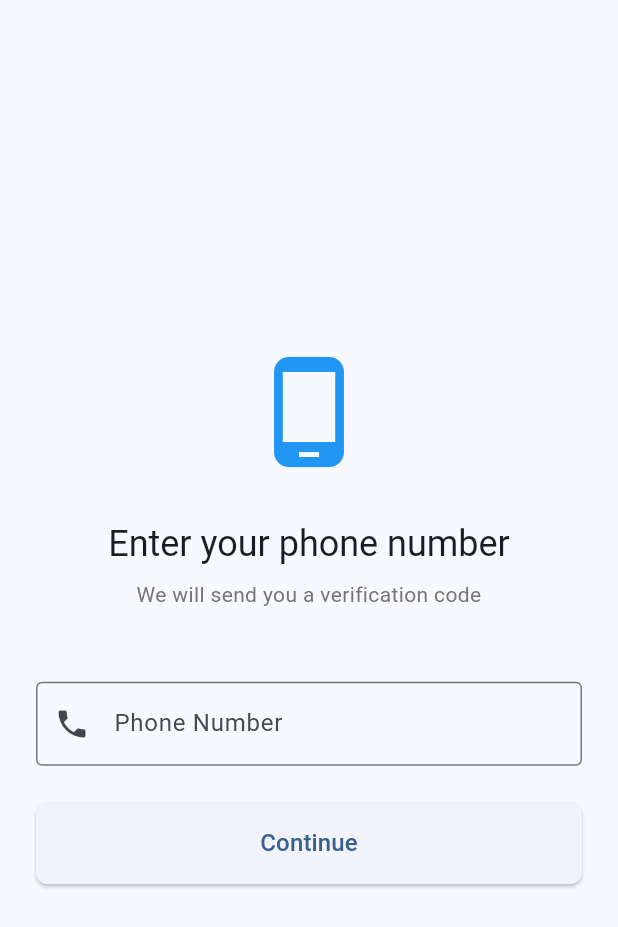
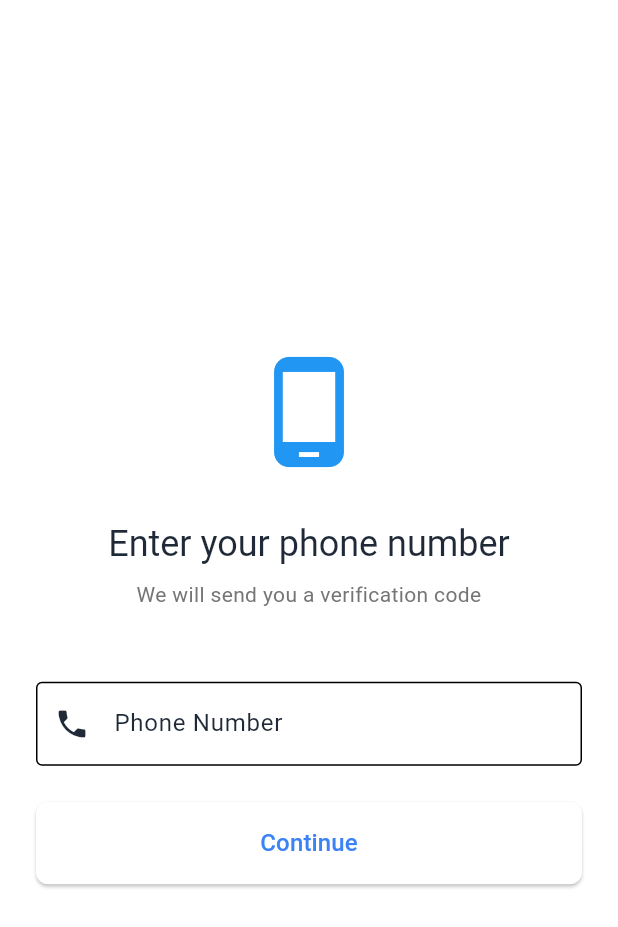
Before and after one commit to Cherkoz/flutter-app, a Flutter app: the screen it shows after launch, on a phone screen of 412 x 824 dp. Shown: the top 927 px of the screen. Run offline on Flutter 3.47's test engine with Material 3 defaults, Android fonts, the phone set to English and light mode, and no system bars; our stand-ins replace go_router, mask_text_input_formatter.

Commit message:
текст навбара

```diff
--- a/lib/main.dart
+++ b/lib/main.dart
@@ -16,7 +16,16 @@ class MyApp extends StatelessWidget {
     return MaterialApp.router(
       title: 'Flutter App',
       theme: ThemeData(
-        colorScheme: ColorScheme.fromSeed(seedColor: Colors.blue),
+        colorScheme: ColorScheme.light(
+          primary: const Color(0xFF3B82F6), // Ваш основной цвет (accent)
+          secondary: const Color(0xFF10B981), // Дополнительный цвет
+          tertiary: const Color(0xFF8B5CF6), // Третичный цвет
+          surface: Colors.white, // Цвет поверхностей (карточки, bottom sheets)
+          error: const Color(0xFFEF4444), // Цвет ошибок
+          onPrimary: Colors.white, // Цвет текста/иконок на primary
+          onSecondary: Colors.white, // Цвет текста/иконок на secondary
+          onSurface: const Color(0xFF1F2937), // Цвет текста на surface
+        ),
         useMaterial3: true,
       ),
       routerConfig: _router,
--- a/lib/screens/main/main_navigation_screen.dart
+++ b/lib/screens/main/main_navigation_screen.dart
@@ -36,15 +36,15 @@ class _MainNavigationScreenState extends State<MainNavigationScreen> {
         items: const [
           BottomNavigationBarItem(
             icon: Icon(Icons.home),
-            label: 'Home',
+            label: 'Главная',
           ),
           BottomNavigationBarItem(
             icon: Icon(Icons.calendar_today),
-            label: 'Schedule',
+            label: 'Расписание',
           ),
           BottomNavigationBarItem(
             icon: Icon(Icons.book),
-            label: 'Courses',
+            label: 'Курсы',
           ),
         ],
       ),
```
